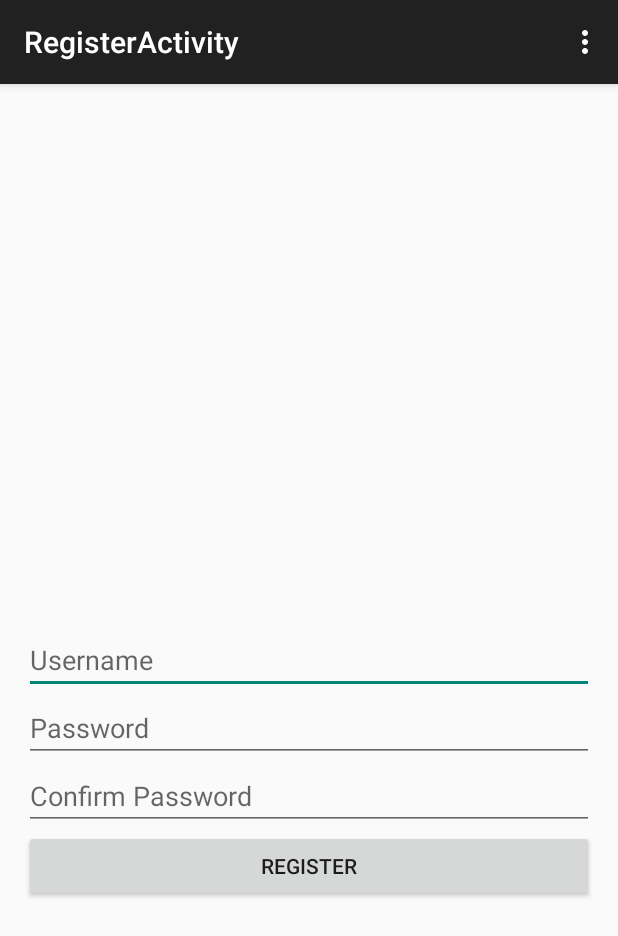
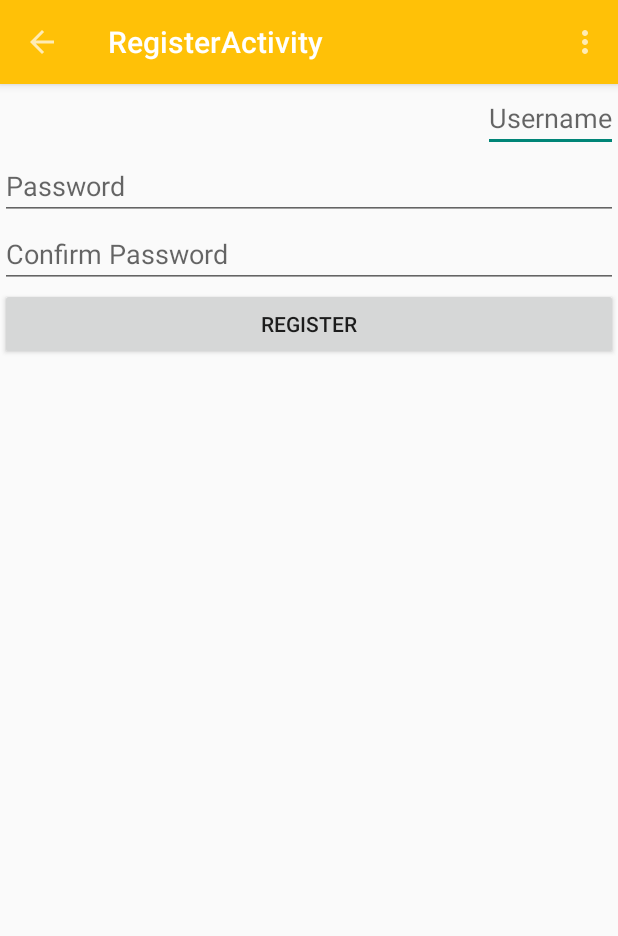
Before and after one commit to VilsonLu/ProjectPie, an Android app: the RegisterActivity screen opened directly, with no data from a screen before it, on a phone screen of 412 x 824 dp. Shown: the top 936 px of the screen. Run offline under Robolectric (Android 15) with nearby library versions, the phone set to English and light mode, and no system bars; 1 statement that could not run was skipped.

Commit message:
Second Push

```diff
--- a/app/build.gradle
+++ b/app/build.gradle
@@ -20,8 +20,8 @@ android {
 }
 
 dependencies {
+    compile fileTree(dir: 'libs', include: 'Parse-*.jar')
     compile fileTree(dir: 'libs', include: ['*.jar'])
-    compile 'com.android.support:appcompat-v7:22.2.1'
     compile 'com.parse.bolts:bolts-android:1.+'
-    compile fileTree(dir: 'libs', include: 'Parse-*.jar')
+    compile 'com.android.support:design:22.2.0'
 }
--- a/app/src/main/java/com/example/vilso/projectpie/RegisterActivity.java
+++ b/app/src/main/java/com/example/vilso/projectpie/RegisterActivity.java
@@ -3,6 +3,7 @@ package com.example.vilso.projectpie;
 import android.content.Intent;
 import android.support.v7.app.AppCompatActivity;
 import android.os.Bundle;
+import android.support.v7.widget.Toolbar;
 import android.view.Menu;
 import android.view.MenuItem;
 import android.view.View;
@@ -14,7 +15,7 @@ import com.parse.ParseUser;
 import com.parse.SignUpCallback;
 
 public class RegisterActivity extends AppCompatActivity {
-
+    private Toolbar toolbar;
 
     private EditText txtUsername;
     private EditText txtPassword;
@@ -35,10 +36,15 @@ public class RegisterActivity extends AppCompatActivity {
             @Override
             public void onClick(View v) {
                 Intent i = new Intent(getApplicationContext(), RegisterActivity.class);
-
             }
         });
 
+        toolbar = (Toolbar) findViewById(R.id.app_bar);
+        setSupportActionBar(toolbar);
+
+        //ENABLE BACK BUTTON - 01
+        getSupportActionBar().setHomeButtonEnabled(true);
+        getSupportActionBar().setDisplayHomeAsUpEnabled(true);
     }
 
     @Override
--- /dev/null
+++ b/app/src/main/res/drawable/item_selected.xml
@@ -0,0 +1,7 @@
+<?xml version="1.0" encoding="utf-8"?>
+<selector xmlns:android="http://schemas.android.com/apk/res/android">
+    <item android:state_activated="true" android:drawable="@color/accentColor" />
+    <item android:state_selected="true" android:drawable="@color/accentColor" />
+    <item android:state_pressed="true" android:drawable="@color/accentColor" />
+    <item android:drawable="@color/icons_active_light" />
+</selector>
--- a/app/src/main/res/layout/activity_register.xml
+++ b/app/src/main/res/layout/activity_register.xml
@@ -1,17 +1,18 @@
 <RelativeLayout xmlns:android="http://schemas.android.com/apk/res/android"
     xmlns:tools="http://schemas.android.com/tools" android:layout_width="match_parent"
-    android:layout_height="match_parent" android:paddingLeft="@dimen/activity_horizontal_margin"
-    android:paddingRight="@dimen/activity_horizontal_margin"
-    android:paddingTop="@dimen/activity_vertical_margin"
-    android:paddingBottom="@dimen/activity_vertical_margin"
+    android:layout_height="match_parent"
     tools:context="com.example.vilso.projectpie.RegisterActivity">
+
+    <include
+        android:id="@+id/app_bar"
+        layout="@layout/app_bar"/>
 
     <EditText
         android:layout_width="wrap_content"
         android:layout_height="wrap_content"
         android:id="@+id/txtUsername"
         android:layout_centerVertical="true"
-        android:layout_alignParentStart="true"
+        android:layout_below="@id/app_bar"
         android:layout_alignParentEnd="true"
         android:hint="Username"/>
 
--- /dev/null
+++ b/app/src/main/res/layout/app_bar.xml
@@ -0,0 +1,9 @@
+<?xml version="1.0" encoding="utf-8"?>
+<android.support.v7.widget.Toolbar xmlns:android="http://schemas.android.com/apk/res/android"
+    xmlns:app="http://schemas.android.com/apk/res-auto"
+    android:layout_width="match_parent"
+    android:layout_height="?actionBarSize"
+    app:theme="@style/CustomBarTheme"
+    android:popupTheme="@style/CustomBarTheme"
+    android:elevation="4dp">
+</android.support.v7.widget.Toolbar>
--- /dev/null
+++ b/app/src/main/res/values-v21/styles.xml
@@ -0,0 +1,10 @@
+<?xml version="1.0" encoding="utf-8"?>
+<resources>
+    <style name="AppTheme" parent="AppTheme.Base">
+        <item name="android:colorPrimary"> @color/primaryColor</item>
+        <item name="android:colorPrimaryDark"> @color/primaryColorDark</item>
+        <item name="android:colorAccent">@color/accentColor</item>
+    </style>
+
+
+</resources>
--- a/app/src/main/res/values/styles.xml
+++ b/app/src/main/res/values/styles.xml
@@ -1,8 +1,18 @@
 <resources>
+    <style name="AppTheme" parent="AppTheme.Base">
+        <item name="colorPrimary"> @color/primaryColor</item>
+        <item name="colorPrimaryDark"> @color/primaryColorDark</item>
+        <item name="colorAccent"> @color/accentColor</item>
+        <item name="android:activatedBackgroundIndicator">@drawable/item_selected</item>
+    </style>
 
-    <!-- Base application theme. -->
-    <style name="AppTheme" parent="Theme.AppCompat.Light.DarkActionBar">
-        <!-- Customize your theme here. -->
+    <style name="AppTheme.Base" parent="Theme.AppCompat.Light.NoActionBar"></style>
+
+    <!--ActionBar-->
+    <style name="CustomBarTheme" parent="ThemeOverlay.AppCompat.Light">
+        <item name="android:textColorPrimary">@color/text_primary_light</item>
+        <item name="android:textColorSecondary">@color/text_secondary_light</item>
+        <item name="android:background">@color/primaryColor</item>
     </style>
 
 </resources>
```
Also changed, not shown: app/src/main/java/com/example/vilso/projectpie/LoginActivity.java (+8 -1 lines), app/src/main/java/com/example/vilso/projectpie/MainActivity.java (+9 -0 lines), app/src/main/res/layout/activity_login.xml (+7 -7 lines), app/src/main/res/layout/activity_main.xml (+8 -6 lines), app/src/main/res/values/colors.xml (added, +38 -0 lines), 2 other files.
